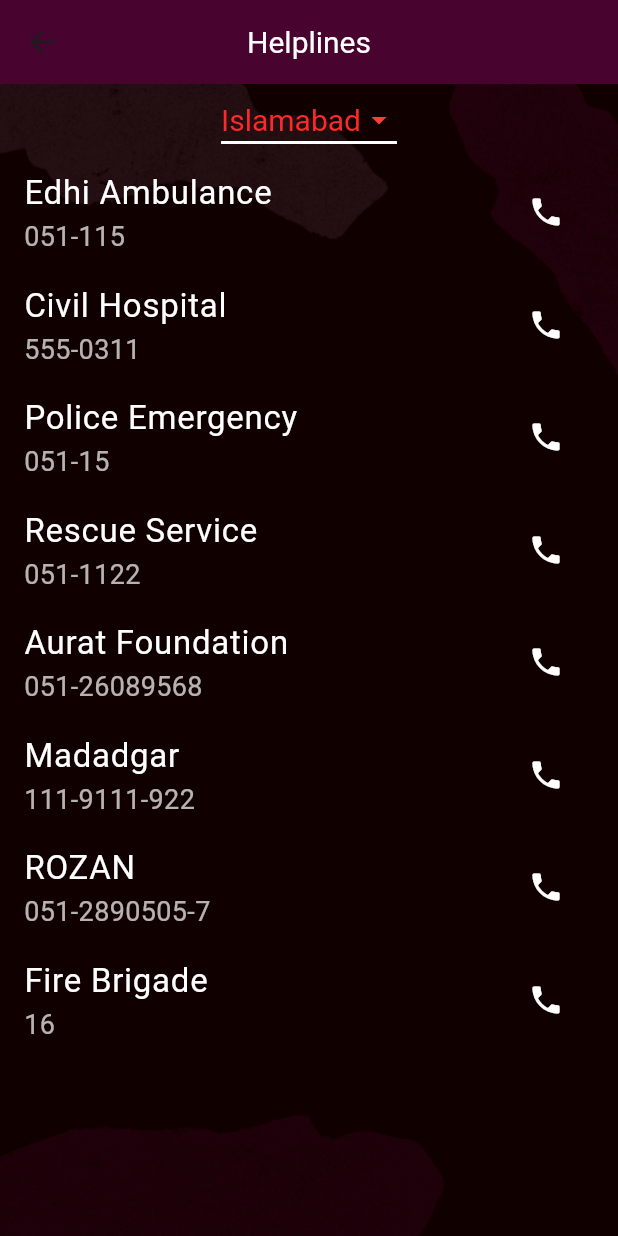
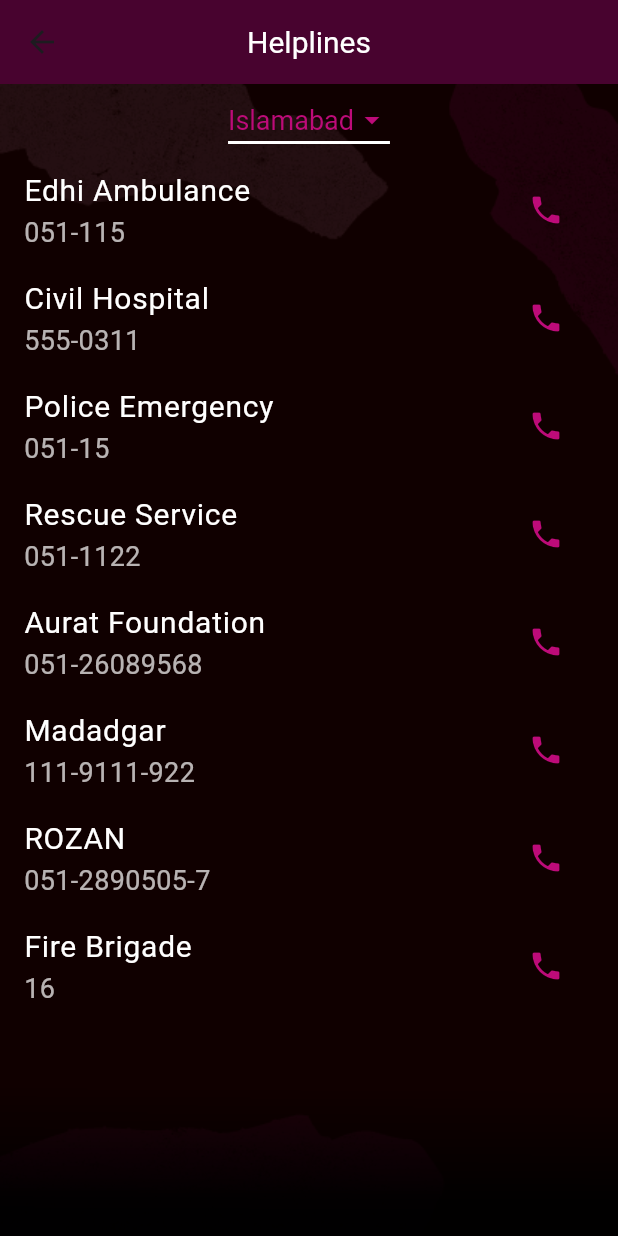
Before and after one commit to hmzza/safeguardher_fyp, a Flutter app: the HelpLines screen opened by its route, on a phone screen of 412 x 824 dp. Run offline on Flutter 3.47's test engine with Material 3 defaults, Android fonts, the phone set to English and light mode, and no system bars; our stand-ins replace carousel_slider, contacts_service, geolocator, image_picker, just_audio, permission_handler and 2 more; missing offline and left inert: audio_session, flutter_sound, flutter_sound_platform_interface, telephony; accounts and stored records are empty.

Commit message:
removed warnings

```diff
--- a/lib/CustomContacts.dart
+++ b/lib/CustomContacts.dart
@@ -1,4 +1,4 @@
-import 'dart:convert';
+// import 'dart:convert';
 import 'package:flutter/material.dart';
 import 'package:contacts_service/contacts_service.dart';
 import 'package:permission_handler/permission_handler.dart';
--- a/lib/aboutus.dart
+++ b/lib/aboutus.dart
@@ -1,4 +1,4 @@
-import 'package:flutter/cupertino.dart';
+// import 'package:flutter/cupertino.dart';
 import 'package:flutter/material.dart';
 import 'package:safeguardher/utils/custom_app_bar.dart';
 
--- a/lib/accountsettings.dart
+++ b/lib/accountsettings.dart
@@ -1,8 +1,8 @@
-import 'dart:ffi';
-import 'dart:io';
+// import 'dart:ffi';
+// import 'dart:io';
 import 'dart:typed_data';
 
-import 'package:flutter/cupertino.dart';
+// import 'package:flutter/cupertino.dart';
 import 'package:flutter/material.dart';
 import 'package:image_picker/image_picker.dart';
 import 'package:safeguardher/aboutus.dart';
--- a/lib/changepassword.dart
+++ b/lib/changepassword.dart
@@ -1,4 +1,4 @@
-import 'package:flutter/cupertino.dart';
+// import 'package:flutter/cupertino.dart';
 import 'package:flutter/material.dart';
 import 'package:safeguardher/utils/custom_app_bar.dart';
 
--- a/lib/editprofile.dart
+++ b/lib/editprofile.dart
@@ -1,4 +1,4 @@
-import 'package:flutter/cupertino.dart';
+// import 'package:flutter/cupertino.dart';
 import 'package:flutter/material.dart';
 import 'package:safeguardher/utils/custom_app_bar.dart';
 
--- a/lib/fakecall_mainpage.dart
+++ b/lib/fakecall_mainpage.dart
@@ -1,6 +1,6 @@
 import 'package:flutter/material.dart';
 import 'package:safeguardher/fakecall.dart';
-import 'package:safeguardher/schedule_fakecall.dart';
+// import 'package:safeguardher/schedule_fakecall.dart';
 import 'package:safeguardher/utils/custom_app_bar.dart';
 
 import 'fakecall_now.dart';
--- a/lib/helpandsupport.dart
+++ b/lib/helpandsupport.dart
@@ -1,4 +1,4 @@
-import 'package:flutter/cupertino.dart';
+// import 'package:flutter/cupertino.dart';
 import 'package:flutter/material.dart';
 import 'package:safeguardher/utils/custom_app_bar.dart';
 import 'package:url_launcher/url_launcher.dart';
--- a/lib/helplines.dart
+++ b/lib/helplines.dart
@@ -84,7 +84,7 @@
       body: Container(
         decoration: BoxDecoration(
           image: DecorationImage(
-            image: AssetImage('assets/images/darkestmaroon.png'),
+            image: AssetImage('assets/images/darkbgwithfade.png'),
             fit: BoxFit.cover,
           ),
         ),
@@ -92,10 +92,10 @@
           children: [
             DropdownButton<String>(
               value: selectedCity,
-              icon: Icon(Icons.arrow_drop_down, color: Colors.red),
+              icon: Icon(Icons.arrow_drop_down, color: Color(0xffbd0b79)),
               iconSize: 24,
               elevation: 16,
-              style: TextStyle(color: Color(0xFFFF2929), fontSize: 20),
+              style: TextStyle(color: Color(0xffbd0b79), fontSize: 18),
               underline: Container(
                 height: 2,
                 color: Colors.white,
@@ -118,7 +118,7 @@
                       helpline['name'] ?? '',
                       style: TextStyle(
                         color: Colors.white,
-                        fontSize: 22,
+                        fontSize: 20,
                       ),
                     ),
                     subtitle: Text(
@@ -129,7 +129,7 @@
                       ),
                     ),
                     trailing: IconButton(
-                      icon: Icon(Icons.phone, color: Colors.white),
+                      icon: Icon(Icons.phone, color: Color(0xffbd0b79)),
                       onPressed: () => _makePhoneCall(helpline['number'] ?? ''),
                     ),
                   );
--- a/lib/home_page.dart
+++ b/lib/home_page.dart
@@ -1,6 +1,6 @@
 import 'package:flutter/material.dart';
 import 'package:safeguardher/SOSGeneration.dart';
-import 'package:safeguardher/fakecall.dart';
+// import 'package:safeguardher/fakecall.dart';
 import 'package:safeguardher/fakecall_mainpage.dart';
 import 'package:safeguardher/threatDetection_mainPage.dart';
 import 'package:safeguardher/utils/carousel_cards.dart';
@@ -23,7 +23,7 @@
           Container(
             decoration: BoxDecoration(
               image: DecorationImage(
-                image: AssetImage('assets/images/darkestmaroon.png'),
+                image: AssetImage('assets/images/darkbgwithfade.png'),
                 fit: BoxFit.cover,
               ),
             ),
--- a/lib/login.dart
+++ b/lib/login.dart
@@ -1,8 +1,8 @@
 import 'package:flutter/material.dart';
 import 'package:safeguardher/changepassword.dart';
-import 'package:safeguardher/fakecall.dart';
-import 'package:safeguardher/forgetpassword.dart';
-import 'package:safeguardher/home_page.dart';
+// import 'package:safeguardher/fakecall.dart';
+// import 'package:safeguardher/forgetpassword.dart';
+// import 'package:safeguardher/home_page.dart';
 import 'package:safeguardher/signup.dart';
 import 'package:safeguardher/utils/mainScreen.dart';
 
--- a/lib/signup.dart
+++ b/lib/signup.dart
@@ -1,7 +1,7 @@
 import 'package:flutter/material.dart';
 import 'package:safeguardher/home_page.dart';
 import 'package:safeguardher/login.dart';
-import 'package:safeguardher/utils/mainScreen.dart'; // If you're using this for navigation
+// import 'package:safeguardher/utils/mainScreen.dart'; // If you're using this for navigation
 
 class SignUp extends StatefulWidget {
   const SignUp({super.key});
--- a/lib/threatDetection_mainPage.dart
+++ b/lib/threatDetection_mainPage.dart
@@ -1,5 +1,5 @@
 import 'dart:async';
-import 'dart:io';
+// import 'dart:io';
 import 'package:flutter/material.dart';
 import 'package:flutter_sound/flutter_sound.dart';
 import 'package:http/http.dart' as http;
--- a/lib/utils/imageprovider.dart
+++ b/lib/utils/imageprovider.dart
@@ -1,6 +1,6 @@
-import 'dart:io';
-import 'package:flutter/widgets.dart';
-import 'package:flutter/material.dart';
+// import 'dart:io';
+// import 'package:flutter/widgets.dart';
+// import 'package:flutter/material.dart';
 import 'package:image_picker/image_picker.dart';
 
 pickImage(ImageSource source) async{
--- a/lib/utils/mainScreen.dart
+++ b/lib/utils/mainScreen.dart
@@ -2,12 +2,12 @@
 import 'package:flutter/material.dart';
 import 'package:safeguardher/SavedContacts.dart';
 import 'package:safeguardher/accountsettings.dart';
-import 'package:safeguardher/fakecall.dart';
+// import 'package:safeguardher/fakecall.dart';
 import 'package:safeguardher/helplines.dart';
 import 'package:safeguardher/home_page.dart';
-import 'package:safeguardher/new_test_page.dart';
+// import 'package:safeguardher/new_test_page.dart';
 
-import '../CustomContacts.dart';
+// import '../CustomContacts.dart';
 
 class MainScreen extends StatefulWidget {
   const MainScreen({super.key});
--- a/lib/utils/util.dart
+++ b/lib/utils/util.dart
@@ -1,9 +1,9 @@
-import 'package:flutter/cupertino.dart';
+// import 'package:flutter/cupertino.dart';
 import 'package:flutter/material.dart';
 import 'package:safeguardher/accountsettings.dart';
 import 'package:safeguardher/home_page.dart';
 
-import '../fakecall_mainpage.dart';
+// import '../fakecall_mainpage.dart';
 
 class BasePage extends StatefulWidget {
   // const BasePage({super.key, str});
@@ -45,7 +45,6 @@
 
 
     );
-    ;
   }
 }
 
```
Also changed, not shown: lib/CallPage.dart (+4 -4 lines), lib/recorder.dart (+4 -4 lines), assets/images/darkbgwithfade.png (added).
